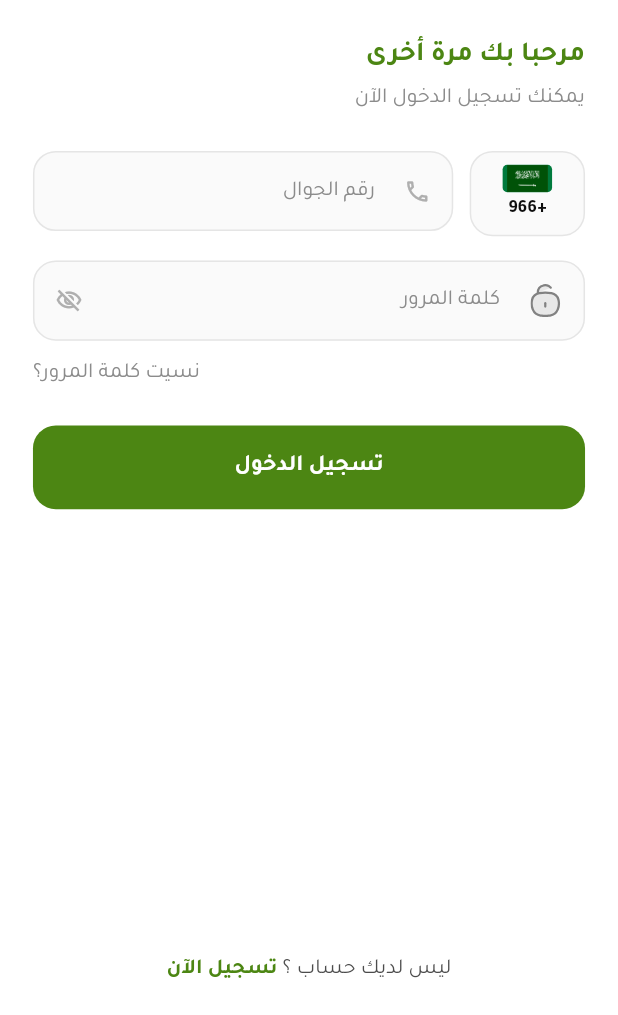
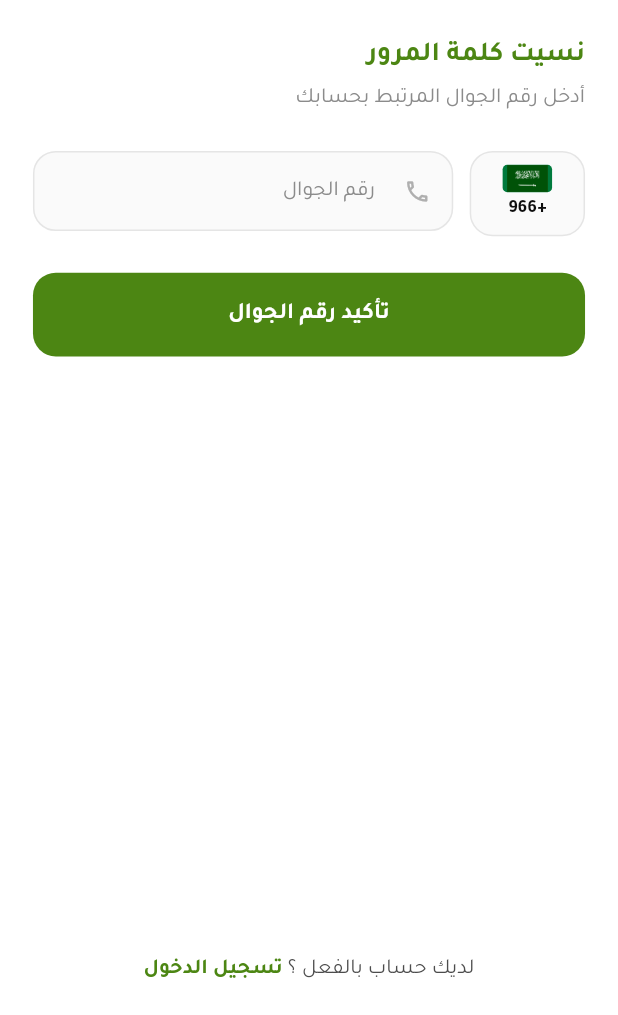
Before and after one commit to NaderSameer33/Sala_Thi3ar, a Flutter app: the _ClientLoginViewBody screen opened directly, after a tap on "نسيت كلمة المرور؟", on a phone screen of 412 x 824 dp, the part 221-1236 px from its top. Run offline on Flutter 3.47's test engine with Material 3 defaults, Android fonts, the light colour scheme and no system bars; drawn by our look-alikes of toastification; our stand-ins replace circular_countdown_timer, dartz, device_preview, dio, equatable, flutter_bloc and 8 more; accounts and stored records are empty; project files that could hold a hidden picture were left out.

Commit message:
feat(client-auth): implement forget password, check code, and reset password features
- Add client forget password feature (repo, cubit, state, view)

- Integrate check_code endpoint in verify_otp for forget password flow

- Add client reset password feature (request body, repo, cubit, state, view)

- Register routes in AppRouterName and AppRoutes

- Register dependencies in GetIt service

- Link forget password trigger from client login view

```diff
--- /dev/null
+++ b/lib/_features/client/auth/forget_password/logic/client_forget_password_cubit.dart
@@ -0,0 +1,34 @@
+import 'package:flutter/material.dart';
+import 'package:flutter_bloc/flutter_bloc.dart';
+import 'package:sala_thimar/_features/client/auth/forget_password/data/repos/client_forget_password_repo.dart';
+import 'package:sala_thimar/_features/client/auth/forget_password/logic/client_forget_password_state.dart';
+
+class ClientForgetPasswordCubit extends Cubit<ClientForgetPasswordState> {
+  final ClientForgetPasswordRepo forgetPasswordRepo;
+
+  final GlobalKey<FormState> formKey = GlobalKey<FormState>();
+  final TextEditingController phoneController = TextEditingController();
+
+  ClientForgetPasswordCubit(this.forgetPasswordRepo)
+      : super(ClientForgetPasswordInitial());
+
+  Future<void> sendOtp() async {
+    if (!formKey.currentState!.validate()) return;
+
+    emit(ClientForgetPasswordLoading());
+
+    final phone = phoneController.text.trim();
+    final result = await forgetPasswordRepo.sendOtp(phone);
+
+    result.fold(
+      (failure) => emit(ClientForgetPasswordError(failure.message)),
+      (message) => emit(ClientForgetPasswordSuccess(message)),
+    );
+  }
+
+  @override
+  Future<void> close() {
+    phoneController.dispose();
+    return super.close();
+  }
+}
--- /dev/null
+++ b/lib/_features/client/auth/forget_password/logic/client_forget_password_state.dart
@@ -0,0 +1,30 @@
+import 'package:equatable/equatable.dart';
+
+abstract class ClientForgetPasswordState extends Equatable {
+  const ClientForgetPasswordState();
+
+  @override
+  List<Object?> get props => [];
+}
+
+class ClientForgetPasswordInitial extends ClientForgetPasswordState {}
+
+class ClientForgetPasswordLoading extends ClientForgetPasswordState {}
+
+class ClientForgetPasswordSuccess extends ClientForgetPasswordState {
+  final String message;
+
+  const ClientForgetPasswordSuccess(this.message);
+
+  @override
+  List<Object?> get props => [message];
+}
+
+class ClientForgetPasswordError extends ClientForgetPasswordState {
+  final String message;
+
+  const ClientForgetPasswordError(this.message);
+
+  @override
+  List<Object?> get props => [message];
+}
--- /dev/null
+++ b/lib/_features/client/auth/forget_password/presentation/views/client_forget_password_view.dart
@@ -0,0 +1,130 @@
+import 'package:flutter/material.dart';
+import 'package:flutter_bloc/flutter_bloc.dart';
+import 'package:flutter_screenutil/flutter_screenutil.dart';
+import 'package:go_router/go_router.dart';
+import 'package:sala_thimar/_features/client/auth/forget_password/logic/client_forget_password_cubit.dart';
+import 'package:sala_thimar/_features/client/auth/forget_password/logic/client_forget_password_state.dart';
+import 'package:sala_thimar/_features/client/auth/login/presentation/components/phone_input_field.dart';
+import 'package:sala_thimar/_features/client/auth/register/presentation/components/already_have_account_row.dart';
+import 'package:sala_thimar/core/extension/spacing_extension.dart';
+import 'package:sala_thimar/core/routers/app_router_name.dart';
+import 'package:sala_thimar/core/services/get_it_service.dart';
+import 'package:sala_thimar/core/theme/app_colors.dart';
+import 'package:sala_thimar/core/theme/app_styles.dart';
+import 'package:sala_thimar/core/widgets/app_button.dart';
+import 'package:toastification/toastification.dart';
+
+class ClientForgetPasswordView extends StatelessWidget {
+  const ClientForgetPasswordView({super.key});
+
+  @override
+  Widget build(BuildContext context) {
+    return BlocProvider(
+      create: (_) => getIt<ClientForgetPasswordCubit>(),
+      child: const _ClientForgetPasswordViewBody(),
+    );
+  }
+}
+
+class _ClientForgetPasswordViewBody extends StatelessWidget {
+  const _ClientForgetPasswordViewBody();
+
+  @override
+  Widget build(BuildContext context) {
+    return Scaffold(
+      backgroundColor: AppColors.scaffoldBackground,
+      body: SafeArea(
+        child: BlocConsumer<ClientForgetPasswordCubit, ClientForgetPasswordState>(
+          listener: (context, state) {
+            if (state is ClientForgetPasswordSuccess) {
+              toastification.show(
+                context: context,
+                type: ToastificationType.success,
+                title: const Text('تم بنجاح'),
+                description: Text(state.message),
+                autoCloseDuration: const Duration(seconds: 3),
+              );
+              final phone = context.read<ClientForgetPasswordCubit>().phoneController.text.trim();
+              context.push(
+                AppRouterName.clientVerifyOtp,
+                extra: {
+                  'phone': phone,
+                  'isForgetPassword': true,
+                },
+              );
+            } else if (state is ClientForgetPasswordError) {
+              toastification.show(
+                context: context,
+                type: ToastificationType.error,
+                title: const Text('خطأ'),
+                description: Text(state.message),
+                autoCloseDuration: const Duration(seconds: 4),
+              );
+            }
+          },
+          builder: (context, state) {
+            final cubit = context.read<ClientForgetPasswordCubit>();
+
+            return Padding(
+              padding: EdgeInsets.symmetric(horizontal: 20.w),
+              child: Form(
+                key: cubit.formKey,
+                child: Column(
+                  children: [
+                    Expanded(
+                      child: SingleChildScrollView(
+                        physics: const BouncingScrollPhysics(),
+                        child: Column(
+                          crossAxisAlignment: CrossAxisAlignment.stretch,
+                          children: [
+                            20.verticalSpacing,
+                            Center(
+                              child: Image.asset(
+                                'assets/images/app_logo.png',
+                                height: 125.h,
+                                fit: BoxFit.contain,
+                              ),
+                            ),
+                            24.verticalSpacing,
+                            Text(
+                              'نسيت كلمة المرور',
+                              style: AppStyles.font18BoldPrimary.copyWith(
+                                color: AppColors.primary,
+                              ),
+                            ),
+                            6.verticalSpacing,
+                            Text(
+                              'أدخل رقم الجوال المرتبط بحسابك',
+                              style: AppStyles.font14RegularGray,
+                            ),
+                            24.verticalSpacing,
+                            PhoneInputField(controller: cubit.phoneController),
+                            24.verticalSpacing,
+                            AppButton(
+                              text: 'تأكيد رقم الجوال',
+                              isLoading: state is ClientForgetPasswordLoading,
+                              onPressed: cubit.sendOtp,
+                            ),
+                            20.verticalSpacing,
+                          ],
+                        ),
+                      ),
+                    ),
+                    Padding(
+                      padding: EdgeInsets.only(bottom: 20.h, top: 8.h),
+                      child: AlreadyHaveAccountRow(
+                        onTap: () {
+                          context.go(AppRouterName.clientLogin);
+                        },
+                      ),
+                    ),
+                  ],
+                ),
+              ),
+            );
+          },
+        ),
+      ),
+    );
+  }
+}
--- a/lib/_features/client/auth/login/presentation/views/client_login_view.dart
+++ b/lib/_features/client/auth/login/presentation/views/client_login_view.dart
@@ -104,7 +104,9 @@ class _ClientLoginViewBody extends StatelessWidget {
                             Align(
                               alignment: AlignmentDirectional.centerEnd,
                               child: GestureDetector(
-                                onTap: () {},
+                                onTap: () {
+                                  context.push(AppRouterName.clientForgetPassword);
+                                },
                                 child: Text(
                                   'نسيت كلمة المرور؟',
                                   style: AppStyles.font14RegularGray,
--- a/lib/core/routers/app_router_name.dart
+++ b/lib/core/routers/app_router_name.dart
@@ -3,5 +3,7 @@ abstract class AppRouterName {
   static const clientLogin = '/clientLogin';
   static const clientRegister = '/clientRegister';
   static const clientVerifyOtp = '/clientVerifyOtp';
+  static const clientForgetPassword = '/clientForgetPassword';
+  static const clientResetPassword = '/clientResetPassword';
   static const driverLogin = '/driverLogin';
 }
```
Also changed, not shown: lib/_features/client/auth/forget_password/data/repos/client_forget_password_repo.dart (added, +36 -0 lines), lib/_features/client/auth/reset_password/data/models/reset_password_request_body.dart (added, +21 -0 lines), lib/_features/client/auth/reset_password/data/repos/client_reset_password_repo.dart (added, +37 -0 lines), lib/_features/client/auth/reset_password/logic/client_reset_password_cubit.dart (added, +70 -0 lines), lib/_features/client/auth/reset_password/logic/client_reset_password_state.dart (added, +43 -0 lines), lib/_features/client/auth/reset_password/presentation/views/client_reset_password_view.dart (added, +186 -0 lines), lib/_features/client/auth/verify_otp/data/repos/client_verify_otp_repo.dart (+30 -0 lines), lib/_features/client/auth/verify_otp/logic/client_verify_otp_cubit.dart (+11 -0 lines), lib/_features/client/auth/verify_otp/logic/client_verify_otp_state.dart (+9 -0 lines), lib/_features/client/auth/verify_otp/presentation/views/client_verify_otp_view.dart (+15 -1 lines), lib/core/routers/app_routes.dart (+29 -0 lines), lib/core/services/get_it_service.dart (+23 -2 lines).
